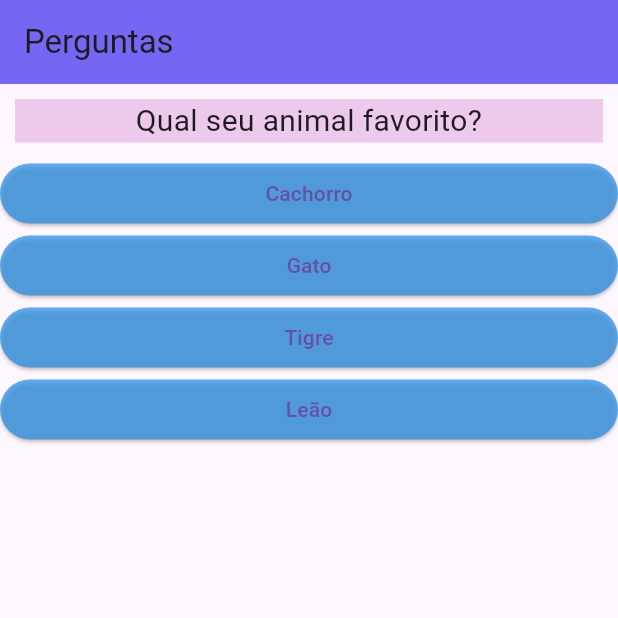
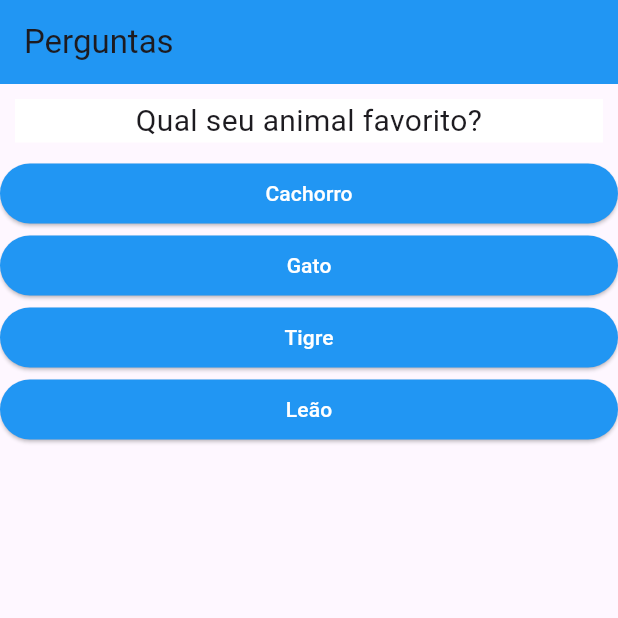
Before and after one commit to ArthurRCastilho/projetoperguntas, a Flutter app: the screen it shows after launch, after a tap on "Vermelho", on a phone screen of 412 x 824 dp, the top half of it. Run offline on Flutter 3.47's test engine with Material 3 defaults, Android fonts, the phone set to English and light mode, and no system bars.

Commit message:
Reecriado todo o funcionamento das perguntas e respostas, além de adicionar pontuação para cada resposta e adicionando diferentes mensagens ao usuário dependendo de sua pontuação. Foi criado o arquivo questionario.dart, para fazer o questionario, apresentar as perguntas e todas as respostas, criado também o arquivo resultado.dart, onde apresenta as mensagens de resultado, e envia para main.dart o valor da pontuação de cada alternativa assinalada pelo usuário

```diff
--- a/lib/main.dart
+++ b/lib/main.dart
@@ -1,62 +1,82 @@
 import 'package:flutter/material.dart';
-import 'package:flutter/widgets.dart';
-import 'package:projetoperguntas/respostas.dart';
-import './questao.dart';
+import 'package:projetoperguntas/resultado.dart';
+import './questionario.dart';
 
 main() => runApp(PerguntaApp());
 
 class _PerguntaAppState extends State<PerguntaApp> {
   var _perguntaSelecionada = 0;
+  var _pontuacaoTotal = 0;
 
-  void _responder() {
+  final List<Map<String, Object>> _perguntas = const [
+    {
+      'texto': 'Qual é sua cor favorita?',
+      'respostas': [
+        {'texto': 'Vermelho', 'pontuacao': 10},
+        {'texto': 'Azul', 'pontuacao': 9},
+        {'texto': 'Verde', 'pontuacao': 3},
+        {'texto': 'Branco', 'pontuacao': 8},
+      ],
+    },
+    {
+      'texto': 'Qual seu animal favorito?',
+      'respostas': [
+        {'texto': 'Cachorro', 'pontuacao': 10},
+        {'texto': 'Gato', 'pontuacao': 6},
+        {'texto': 'Tigre', 'pontuacao': 5},
+        {'texto': 'Leão', 'pontuacao': 9},
+      ]
+    },
+    {
+      'texto': 'Quantas letras tem seu nome?',
+      'respostas': [
+        {'texto': 'Menos que 5', 'pontuacao': 10},
+        {'texto': '6 a 8', 'pontuacao': 8},
+        {'texto': '9 a 11', 'pontuacao': 5},
+        {'texto': 'Mais que 11', 'pontuacao': 3},
+      ],
+    },
+    {
+      'texto': 'Qual sua matéria favorita?',
+      'respostas': [
+        {'texto': 'Matematica', 'pontuacao': 10},
+        {'texto': 'Portugues', 'pontuacao': 5},
+        {'texto': 'Historia', 'pontuacao': 2},
+        {'texto': 'Fisica', 'pontuacao': 9},
+      ],
+    },
+  ];
+
+  void _responder(int pontuacao) {
     setState(() {
       _perguntaSelecionada++;
+      _pontuacaoTotal += pontuacao;
     });
-    print(_perguntaSelecionada);
+    print(_pontuacaoTotal);
+  }
+
+  bool get temPerguntaSelecionada {
+    return _perguntaSelecionada < _perguntas.length;
   }
 
   @override
   Widget build(BuildContext context) {
-    final List<Map<String, Object>> perguntas = [
-      {
-        'texto': 'Qual é sua cor favorita?',
-        'respostas': ['Vermelho', 'Azul', 'Verde', 'Branco']
-      },
-      {
-        'texto': 'Qual seu animal favorito?',
-        'respostas': ['Cachorro', 'Gato', 'Tigre', 'Leão']
-      },
-      {
-        'texto': 'Quantas letras tem seu nome?',
-        'respostas': ['Menos que 5', '6 a 8', '9 a 11', 'Mais que 11']
-      },
-      {
-        'texto': 'Qual sua matéria favorita?',
-        'respostas': ['Matematica', 'Portugues', 'Historia', 'Fisica']
-      },
-    ];
-
-    List<Widget> respostas = [];
-    for (String textResp
-        in perguntas[_perguntaSelecionada]['respostas'] as List) {
-      respostas.add(Respostas(textResp, _responder));
-    }
-
     return MaterialApp(
       home: Scaffold(
         // Responsavel para dar estrutura a aplicação
         appBar: AppBar(
-          backgroundColor:const Color.fromRGBO(28, 9, 237, 0.605),
-          // foregroundColor: Color.fromRGBO(177, 9, 23, 0.635), Cor da letra
-          shadowColor:const Color.fromRGBO(0, 255, 123, 0.498),
+          backgroundColor: Colors.blue,
+          // foregroundColor: Color.fromRGBO(177, 9, 23, 0.635), ==> Cor da letra
+          // shadowColor: const Color.fromRGBO(0, 255, 123, 0.498), ==> Cor de sombra
           title: const Text('Perguntas'),
         ),
-        body: Column(
-          children: <Widget>[
-            Questao(perguntas[_perguntaSelecionada]['texto'].toString()),
-            ...respostas,
-          ],
-        ),
+        body: temPerguntaSelecionada
+            ? Questionario(
+                perguntas: _perguntas,
+                perguntaSelecionada: _perguntaSelecionada,
+                responder: _responder,
+              )
+            : Resultado(_pontuacaoTotal),
       ),
     );
   }
--- a/lib/questao.dart
+++ b/lib/questao.dart
@@ -8,7 +8,7 @@ class Questao extends StatelessWidget {
   @override
   Widget build(BuildContext context) {
     return Container(
-      color: Color.fromRGBO(169, 17, 154, 0.2),
+      color: Color.fromRGBO(255, 255, 255, 1),
       width: double.infinity,
       margin: EdgeInsets.all(10), // Margem
       child: Text(
--- /dev/null
+++ b/lib/questionario.dart
@@ -0,0 +1,37 @@
+import 'package:flutter/material.dart';
+import './questao.dart';
+import './respostas.dart';
+
+class Questionario extends StatelessWidget {
+  final List<Map<String, Object>> perguntas;
+  final int perguntaSelecionada;
+  final void Function(int) responder;
+
+  Questionario({
+    required this.perguntas,
+    required this.perguntaSelecionada,
+    required this.responder,
+  });
+
+  bool get temPerguntaSelecionada {
+    return perguntaSelecionada < perguntas.length;
+  }
+
+  @override
+  Widget build(BuildContext context) {
+    List<Map<String, Object>> respostas = temPerguntaSelecionada
+        ? perguntas[perguntaSelecionada].cast()['respostas']
+        : [];
+
+    return Column(
+      children: <Widget>[
+        //==> Aqui é a logica para apresentar as perguntas
+        Questao(perguntas[perguntaSelecionada]['texto'].toString()),
+        ...respostas
+            .map((resp) => Respostas(resp['texto'].toString(),
+                () => responder(int.parse(resp['pontuacao'].toString()))))
+            .toList(),
+      ],
+    );
+  }
+}
--- a/lib/respostas.dart
+++ b/lib/respostas.dart
@@ -12,11 +12,12 @@ class Respostas extends StatelessWidget {
       width: double.infinity,
       child: ElevatedButton(
         style: const ButtonStyle(
-          backgroundColor: MaterialStatePropertyAll<Color>(
-              Color.fromARGB(183, 39, 144, 231)),
+            backgroundColor: MaterialStatePropertyAll<Color>(Colors.blue)),
+        onPressed: quandoSelecionado,
+        child: Text(
+          resposta,
+          style: TextStyle(color: Colors.white),
         ),
-        onPressed: quandoSelecionado,
-        child: Text(resposta),
       ),
     );
   }
--- /dev/null
+++ b/lib/resultado.dart
@@ -0,0 +1,28 @@
+import 'package:flutter/material.dart';
+
+class Resultado extends StatelessWidget {
+  final int pontuacao;
+
+  Resultado(this.pontuacao);
+
+  String get fraseResultado {
+    if (pontuacao < 13) {
+      return 'Saiu bem mal';
+    } else if (pontuacao < 20) {
+      return 'Ok!';
+    } else if (pontuacao < 30) {
+      return 'Parabéns';
+    } else {
+      return 'Impressionante!';
+    }
+  }
+
+  @override
+  Widget build(BuildContext context) {
+    return Center(
+        child: Text(
+      fraseResultado.toString(),
+      style: const TextStyle(fontSize: 28),
+    ));
+  }
+}
```
